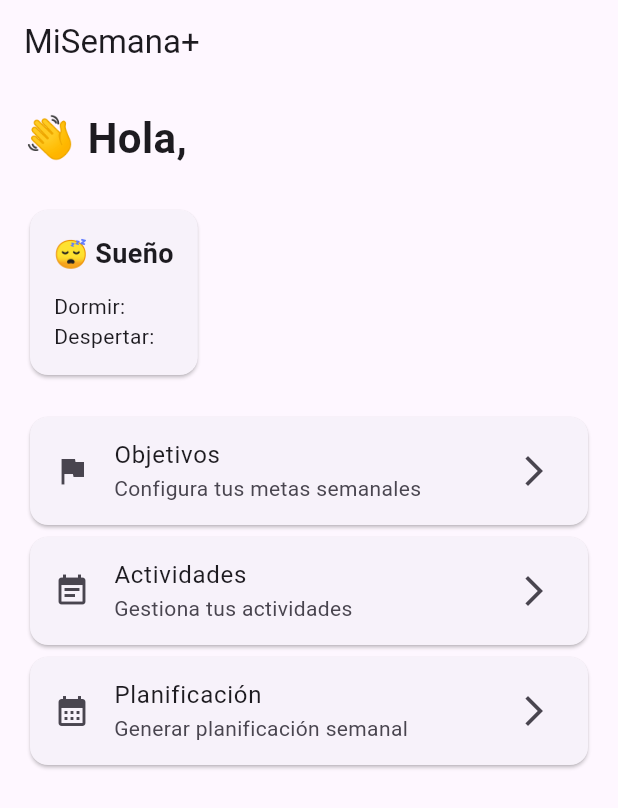
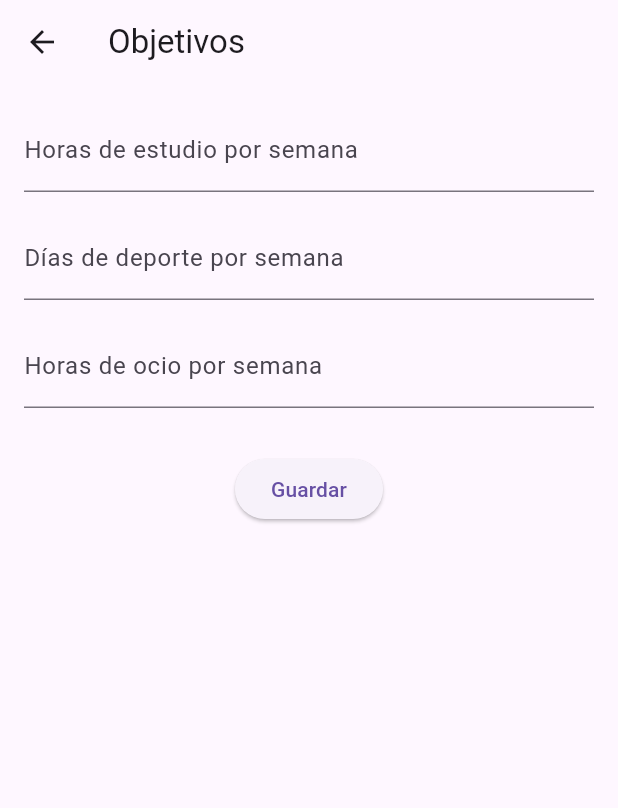
Before and after one commit to boarderses/misemana-plus, a Flutter app: the HomeScreen screen opened directly with empty values, after a tap on "Objetivos", on a phone screen of 412 x 824 dp. Shown: the top 808 px of the screen. Run offline on Flutter 3.47's test engine with Material 3 defaults, Android fonts, the phone set to English and light mode, and no system bars; our stand-ins replace sqflite; accounts and stored records are empty.

Commit message:
Add navigation from dashboard to objectives screen

```diff
--- a/lib/presentation/screens/home_screen.dart
+++ b/lib/presentation/screens/home_screen.dart
@@ -1,4 +1,6 @@
 import 'package:flutter/material.dart';
+import 'package:misemana_plus/presentation/widgets/dashboard_card.dart';
+import 'objetivos_screen.dart';
 
 class HomeScreen extends StatelessWidget {
   final String nombre;
@@ -58,46 +60,32 @@ Widget build(BuildContext context) {
 
           const SizedBox(height: 20),
 
-          Card(
-            child: ListTile(
-              leading: const Icon(Icons.flag),
-              title: const Text("Objetivos"),
-              subtitle: const Text(
-                "Configura tus metas semanales",
+          DashboardCard(
+              icon: Icons.flag,
+              titulo: "Objetivos",
+              subtitulo: "Configura tus metas semanales",
+              onTap: () {
+                Navigator.push(
+                  context,
+                  MaterialPageRoute(
+                    builder: (_) => const ObjetivosScreen(),
                   ),
-              trailing: const Icon(
-                Icons.arrow_forward_ios,
+                );
+              },
             ),
+
+            DashboardCard(
+              icon: Icons.event_note,
+              titulo: "Actividades",
+              subtitulo: "Gestiona tus actividades",
               onTap: () {},
             ),
-          ),
 
-          Card(
-            child: ListTile(
-              leading: const Icon(Icons.event_note),
-              title: const Text("Actividades"),
-              subtitle: const Text(
-                "Gestiona tus actividades",
-              ),
-              trailing: const Icon(
-                Icons.arrow_forward_ios,
-              ),
+            DashboardCard(
+              icon: Icons.calendar_month,
+              titulo: "Planificación",
+              subtitulo: "Generar planificación semanal",
               onTap: () {},
-            ),
-          ),
-
-          Card(
-            child: ListTile(
-              leading: const Icon(Icons.calendar_month),
-              title: const Text("Planificación"),
-              subtitle: const Text(
-                "Generar planificación semanal",
-              ),
-              trailing: const Icon(
-                Icons.arrow_forward_ios,
-              ),
-              onTap: () {},
-            ),
             ),
           ],
         ),
--- /dev/null
+++ b/lib/presentation/screens/objetivos_screen.dart
@@ -0,0 +1,86 @@
+import 'package:flutter/material.dart';
+
+class ObjetivosScreen extends StatefulWidget {
+  const ObjetivosScreen({super.key});
+
+  @override
+  State<ObjetivosScreen> createState() =>
+      _ObjetivosScreenState();
+}
+
+class _ObjetivosScreenState
+    extends State<ObjetivosScreen> {
+
+  final estudioController =
+      TextEditingController();
+
+  final deporteController =
+      TextEditingController();
+
+  final ocioController =
+      TextEditingController();
+
+  @override
+  void dispose() {
+    estudioController.dispose();
+    deporteController.dispose();
+    ocioController.dispose();
+    super.dispose();
+  }
+
+  @override
+  Widget build(BuildContext context) {
+
+    return Scaffold(
+      appBar: AppBar(
+        title: const Text("Objetivos"),
+      ),
+      body: Padding(
+        padding: const EdgeInsets.all(16),
+        child: Column(
+          children: [
+
+            TextField(
+              controller: estudioController,
+              keyboardType: TextInputType.number,
+              decoration: const InputDecoration(
+                labelText:
+                    "Horas de estudio por semana",
+              ),
+            ),
+
+            const SizedBox(height: 16),
+
+            TextField(
+              controller: deporteController,
+              keyboardType: TextInputType.number,
+              decoration: const InputDecoration(
+                labelText:
+                    "Días de deporte por semana",
+              ),
+            ),
+
+            const SizedBox(height: 16),
+
+            TextField(
+              controller: ocioController,
+              keyboardType: TextInputType.number,
+              decoration: const InputDecoration(
+                labelText:
+                    "Horas de ocio por semana",
+              ),
+            ),
+
+            const SizedBox(height: 30),
+
+            ElevatedButton(
+              onPressed: () {},
+              child: const Text("Guardar"),
+            )
+
+          ],
+        ),
+      ),
+    );
+  }
+}
--- /dev/null
+++ b/lib/presentation/widgets/dashboard_card.dart
@@ -0,0 +1,30 @@
+import 'package:flutter/material.dart';
+
+class DashboardCard extends StatelessWidget {
+  final IconData icon;
+  final String titulo;
+  final String subtitulo;
+  final VoidCallback onTap;
+
+  const DashboardCard({
+    super.key,
+    required this.icon,
+    required this.titulo,
+    required this.subtitulo,
+    required this.onTap,
+  });
+
+  @override
+  Widget build(BuildContext context) {
+    return Card(
+      margin: const EdgeInsets.only(bottom: 16),
+      child: ListTile(
+        leading: Icon(icon),
+        title: Text(titulo),
+        subtitle: Text(subtitulo),
+        trailing: const Icon(Icons.arrow_forward_ios),
+        onTap: onTap,
+      ),
+    );
+  }
+}
```
Lines whose indentation alone changed are shown as unchanged.
